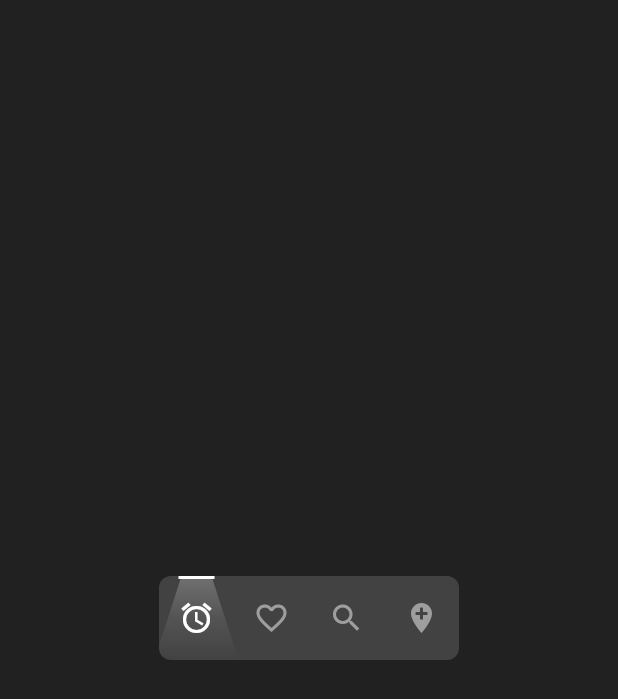
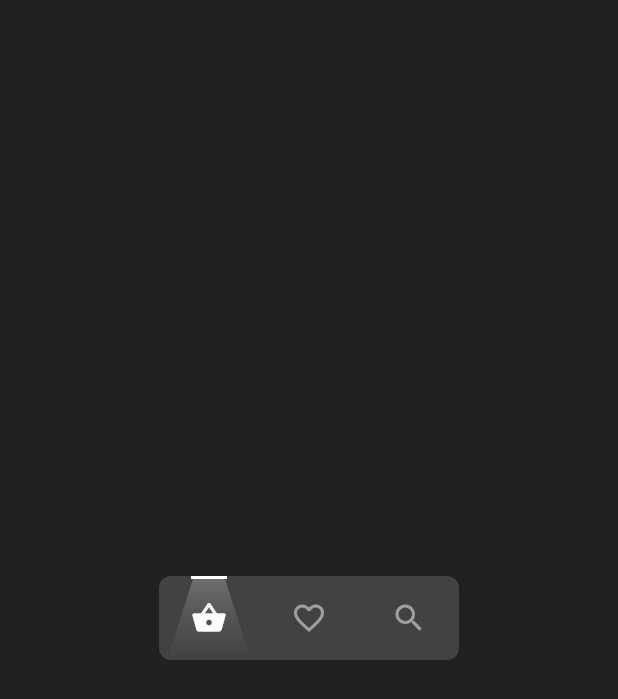
Before and after one commit to masterashu/spotlight_navbar, a Flutter app: the screen it shows after launch, on a phone screen of 412 x 824 dp. Shown: the top 699 px of the screen. Run offline on Flutter 3.47's test engine with Material 2 defaults, Android fonts, the phone set to English and light mode, and no system bars.

Commit message:
Update main.dart

```diff
--- a/lib/main.dart
+++ b/lib/main.dart
@@ -27,10 +27,9 @@ class _HomePageState extends State<HomePage> {
           borderRadius: BorderRadius.circular(8),
           child: ShadowBottomNavigationBar(
             items: <IconData>[
-              Icons.access_alarm,
+              Icons.shopping_basket,
               Icons.favorite_border,
               Icons.search,
-              Icons.add_location,
             ],
             width: 200,
           ),
```
